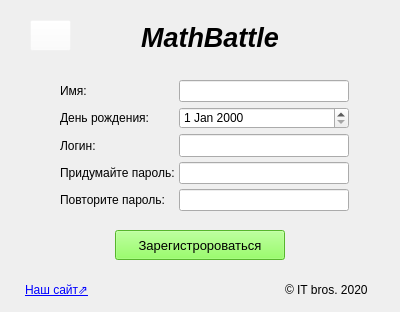
Qt form data/ui/Register.ui (TereDom/MathBattle) before a commit.
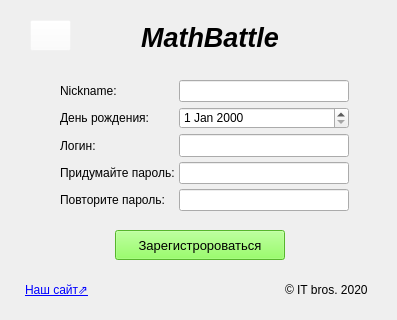
The same form after that commit. Icons and pictures are not drawn.

Diff of the .ui file:
```diff
--- a/data/ui/Register.ui
+++ b/data/ui/Register.ui
@@ -6,8 +6,8 @@
    <rect>
     <x>0</x>
     <y>0</y>
-    <width>400</width>
-    <height>312</height>
+    <width>397</width>
+    <height>320</height>
    </rect>
   </property>
   <property name="windowTitle">
@@ -223,7 +223,7 @@
        </size>
       </property>
       <property name="text">
-       <string>Имя:</string>
+       <string>Nickname:</string>
       </property>
      </widget>
     </item>
```
Left out of the diff: 6 changed lines with no effect on the pictures.
